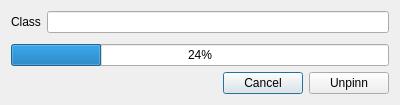
Kuszki/K-Converter, file unpinndialog.ui: the form before one commit.
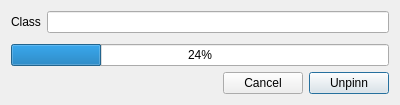
The form after the commit. Icons and pictures are not drawn.

Patch:
```diff
--- a/unpinndialog.ui
+++ b/unpinndialog.ui
@@ -44,6 +44,9 @@
        <property name="text">
         <string>Unpinn</string>
        </property>
+       <property name="default">
+        <bool>true</bool>
+       </property>
       </widget>
      </item>
     </layout>
```
Left out of the diff: 3 changed lines with no effect on the pictures.
